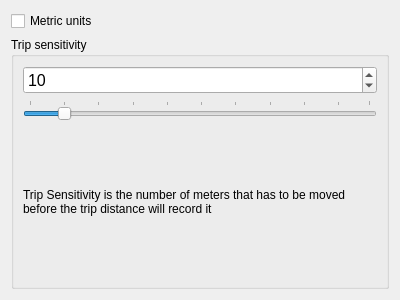
The window that settings.ui (wolfmanjm/qtpedometer) describes before a commit, drawn with Qt 5.
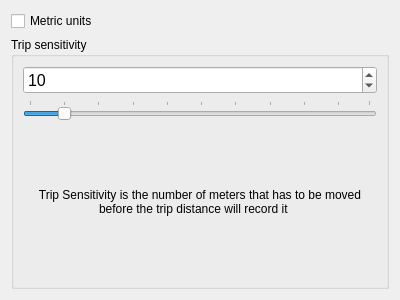
The same window after the commit.

Commit message: clear saved update when needed

The edit to the form file:
```diff
--- a/settings.ui
+++ b/settings.ui
@@ -76,7 +76,10 @@
       <item>
        <widget class="QLabel" name="label_3" >
         <property name="text" >
-         <string>Trip Sensitivity is the number of meters that has to be moved before the trip distance will record it</string>
+         <string>Trip Sensitivity is the number of meters that has to be moved before the trip distance will record it    </string>
+        </property>
+        <property name="alignment" >
+         <set>Qt::AlignCenter</set>
         </property>
         <property name="wordWrap" >
          <bool>true</bool>
```
The commit also changes 2 other files.
